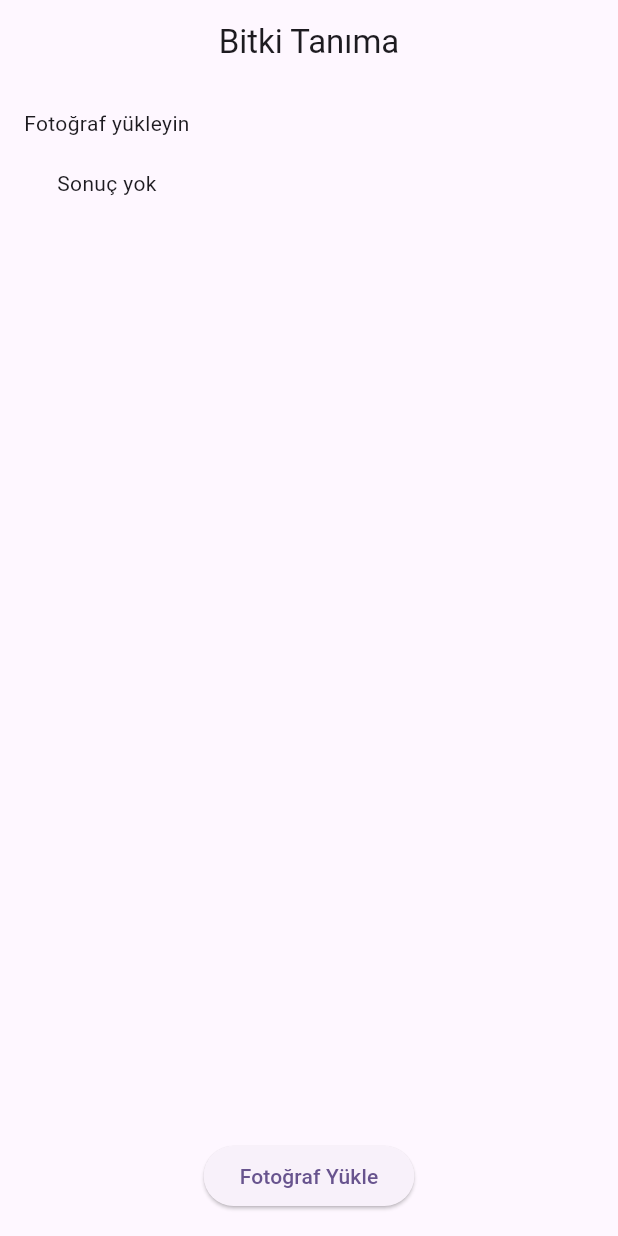
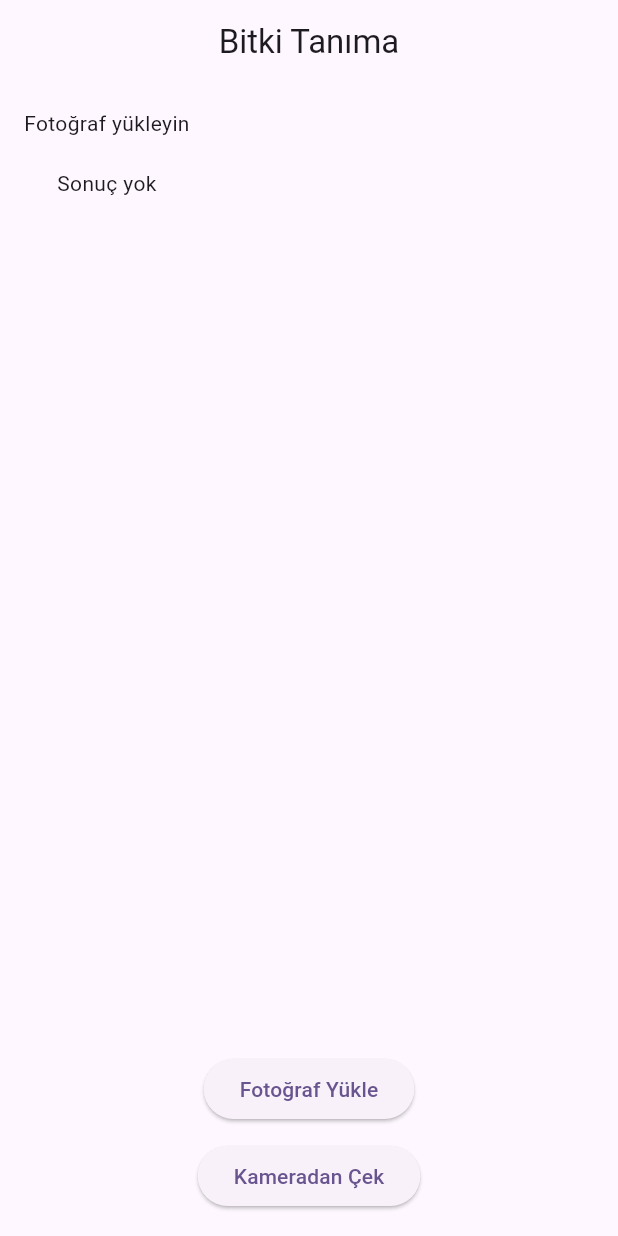
Before and after one commit to Furkan-Yildirim45/plantapp, a Flutter app: the screen it shows after launch, after a tap on "Fotoğraf Yükle", on a phone screen of 412 x 824 dp. Run offline on Flutter 3.47's test engine with Material 3 defaults, Android fonts, the phone set to English and light mode, and no system bars; our stand-ins replace camera, dio, flutter_dotenv, get, image_picker.

Commit message:
app bitti.

```diff
--- /dev/null
+++ b/lib/controller/camera_controller.dart
@@ -0,0 +1,74 @@
+import 'dart:io';
+import 'package:camera/camera.dart';
+import 'package:get/get.dart';
+import 'package:image_picker/image_picker.dart';
+import 'package:plant/model/plant_recognition_response.dart';
+import 'package:plant/services/plant_recognization_service.dart';
+
+class AppCameraController extends GetxController {
+  var image = Rx<File?>(null);
+  var result = Rx<PlantRecognitionResponse?>(null);
+  var isLoading = false.obs;
+  PlantRecognitionService service = PlantRecognitionService();
+
+  CameraController? cameraController;
+  late List<CameraDescription> cameras;
+
+  @override
+  void onInit() async {
+    super.onInit();
+    cameras = await availableCameras();
+    if (cameras.isNotEmpty) {
+      cameraController = CameraController(
+        cameras[0],
+        ResolutionPreset.high,
+      );
+      await cameraController!.initialize();
+    }
+  }
+
+  @override
+  void onClose() {
+    cameraController?.dispose();
+    super.onClose();
+  }
+
+
+  Future<void> takePicture() async {
+    final picker = ImagePicker();
+    final pickedFile = await picker.pickImage(source: ImageSource.camera);
+
+    if (pickedFile != null) {
+      image.value = File(pickedFile.path);
+      await recognizePlant();
+    } else {
+      Get.snackbar("Hata", "Fotoğraf çekilmedi.", snackPosition: SnackPosition.BOTTOM);
+    }
+  }
+
+  Future<void> recognizePlant() async {
+    if (image.value == null) {
+      Get.snackbar(
+        "Hata",
+        "Resim yüklenmedi. Lütfen bir resim çekin veya seçin.",
+        snackPosition: SnackPosition.BOTTOM,
+      );
+      return;
+    }
+
+    isLoading.value = true;
+    var response = await service.recognizePlant(image.value!);
+    isLoading.value = false;
+
+    if (response != null) {
+      result.value = response;
+    } else {
+      result.value = null;
+      Get.snackbar(
+        "Hata",
+        "Bitki tanımlanamadı. Lütfen tekrar deneyin.",
+        snackPosition: SnackPosition.BOTTOM,
+      );
+    }
+  }
+}
--- a/lib/main.dart
+++ b/lib/main.dart
@@ -1,8 +1,10 @@
 import 'package:flutter/material.dart';
+import 'package:flutter_dotenv/flutter_dotenv.dart';
 import 'package:plant/view/plant_view.dart';
 
 
-void main() {
+Future<void> main() async {
+  await dotenv.load(fileName: ".env"); // .env dosyasını yükle
   runApp(MyApp());
 }
 
--- a/lib/services/plant_recognization_service.dart
+++ b/lib/services/plant_recognization_service.dart
@@ -2,10 +2,11 @@ import 'dart:convert';
 import 'dart:io';
 import 'package:dio/dio.dart';
 import 'package:plant/model/plant_recognition_response.dart';
+import 'package:flutter_dotenv/flutter_dotenv.dart';
 
 class PlantRecognitionService {
   final Dio _dio = Dio();
-  final String apiKey = 'T6T213wIqgb9WPM47vqpEENQrcmIJFDFmhrxws2J7lh9GbXS91';
+  final String apiKey = dotenv.env['API_KEY'] ?? '';
   final String apiUrl = 'https://plant.id/api/v3/identification';
 
   Future<PlantRecognitionResponse?> recognizePlant(File imageFile) async {
--- a/lib/view/plant_view.dart
+++ b/lib/view/plant_view.dart
@@ -1,47 +1,73 @@
 import 'package:flutter/material.dart';
 import 'package:get/get.dart';
+import 'package:plant/controller/camera_controller.dart';
 import 'package:plant/controller/plant_net_controller.dart';
 
 class PlantNetView extends StatelessWidget {
-  final PlantNetController controller = Get.put(PlantNetController());
+  final PlantNetController plantController = Get.put(PlantNetController());
+  final AppCameraController cameraController = Get.put(AppCameraController());
 
   PlantNetView({super.key});
 
   @override
   Widget build(BuildContext context) {
     return Scaffold(
-      floatingActionButton: ElevatedButton(
-        onPressed: controller.pickImage,
-        child: Text("Fotoğraf Yükle"),
+      floatingActionButton: Column(
+        mainAxisSize: MainAxisSize.min,
+        children: [
+          ElevatedButton(
+            onPressed: plantController.pickImage,
+            child: const Text("Fotoğraf Yükle"),
+          ),
+          const SizedBox(height: 10),
+          ElevatedButton(
+            onPressed: cameraController.takePicture,
+            child: const Text("Kameradan Çek"),
+          ),
+        ],
       ),
       floatingActionButtonLocation: FloatingActionButtonLocation.centerFloat,
-      appBar: AppBar(title: Center(child: Text("Bitki Tanıma"))),
+      appBar: AppBar(title: const Center(child: Text("Bitki Tanıma"))),
       body: SingleChildScrollView(
-        padding: EdgeInsets.all(16),
+        padding: const EdgeInsets.all(16),
         child: Column(
           crossAxisAlignment: CrossAxisAlignment.center,
           children: [
-            Obx(
-              () => controller.image.value == null
-                  ? Text("Fotoğraf yükleyin")
-                  : Center(child: Image.file(controller.image.value!, width: 250, height: 250, fit: BoxFit.cover)),
+            Obx(() {
+              if (cameraController.image.value == null) {
+                return const Text("Fotoğraf yükleyin");
+              }
+              return Center(
+                child: Image.file(
+                  cameraController.image.value!,
+                  width: 250,
+                  height: 250,
+                  fit: BoxFit.cover,
                 ),
-            SizedBox(height: 20),
+              );
+            }),
+            const SizedBox(height: 20),
             Obx(() {
-              if (controller.result.value == null) {
-                return Text("Sonuç yok");
+              if (cameraController.result.value == null) {
+                return const Text("Sonuç yok");
               }
-              var result = controller.result.value!;
+              var result = cameraController.result.value!;
               var plant = result.result.classification.suggestions.first;
 
               return Column(
                 crossAxisAlignment: CrossAxisAlignment.start,
                 children: [
-                  Text("Bitki Adı: ${plant.name}", style: TextStyle(fontSize: 18, fontWeight: FontWeight.bold)),
-                  Text("Olasılık: ${(plant.probability * 100).toStringAsFixed(2)}%", style: TextStyle(fontSize: 16)),
-                  SizedBox(height: 10),
-                  Text("Benzer Resimler:", style: TextStyle(fontSize: 16, fontWeight: FontWeight.bold)),
-                  SizedBox(height: 10),
+                  Text(
+                    "Bitki Adı: ${plant.name}",
+                    style: const TextStyle(fontSize: 18, fontWeight: FontWeight.bold),
+                  ),
+                  Text(
+                    "Olasılık: ${(plant.probability * 100).toStringAsFixed(2)}%",
+                    style: const TextStyle(fontSize: 16),
+                  ),
+                  const SizedBox(height: 10),
+                  const Text("Benzer Resimler:", style: TextStyle(fontSize: 16, fontWeight: FontWeight.bold)),
+                  const SizedBox(height: 10),
                   SizedBox(
                     height: 150,
                     child: ListView.builder(
@@ -53,13 +79,11 @@ class PlantNetView extends StatelessWidget {
                           padding: const EdgeInsets.symmetric(horizontal: 8.0),
                           child: ClipRRect(
                             borderRadius: BorderRadius.circular(10),
-                            child: Center(
                             child: Image.network(
                               img.urlSmall,
                               width: 120,
                               height: 120,
                               fit: BoxFit.cover,
-                              ),
                             ),
                           ),
                         );
@@ -70,10 +94,10 @@ class PlantNetView extends StatelessWidget {
               );
             }),
             Obx(() {
-              if (controller.isLoading.value) {
-                return Center(child: CircularProgressIndicator());
+              if (cameraController.isLoading.value) {
+                return const Center(child: CircularProgressIndicator());
               }
-              return SizedBox(height: 100);
+              return const SizedBox(height: 150);
             }),
           ],
         ),
--- a/pubspec.yaml
+++ b/pubspec.yaml
@@ -37,6 +37,8 @@ dependencies:
   get: ^4.6.1
   dio: ^5.8.0+1
   image_picker: ^0.8.4+4
+  camera: ^0.11.1
+  flutter_dotenv: ^5.2.1
 
 dev_dependencies:
   flutter_test:
@@ -63,8 +65,7 @@ flutter:
   # To add assets to your application, add an assets section, like this:
   assets:
       - assets/
-  #   - images/a_dot_ham.jpeg
-
+      - .env
   # An image asset can refer to one or more resolution-specific "variants", see
   # https://flutter.dev/to/resolution-aware-images
 
```
Also changed, not shown: pubspec.lock, 1 other file. Lines whose indentation alone changed are shown as unchanged.
